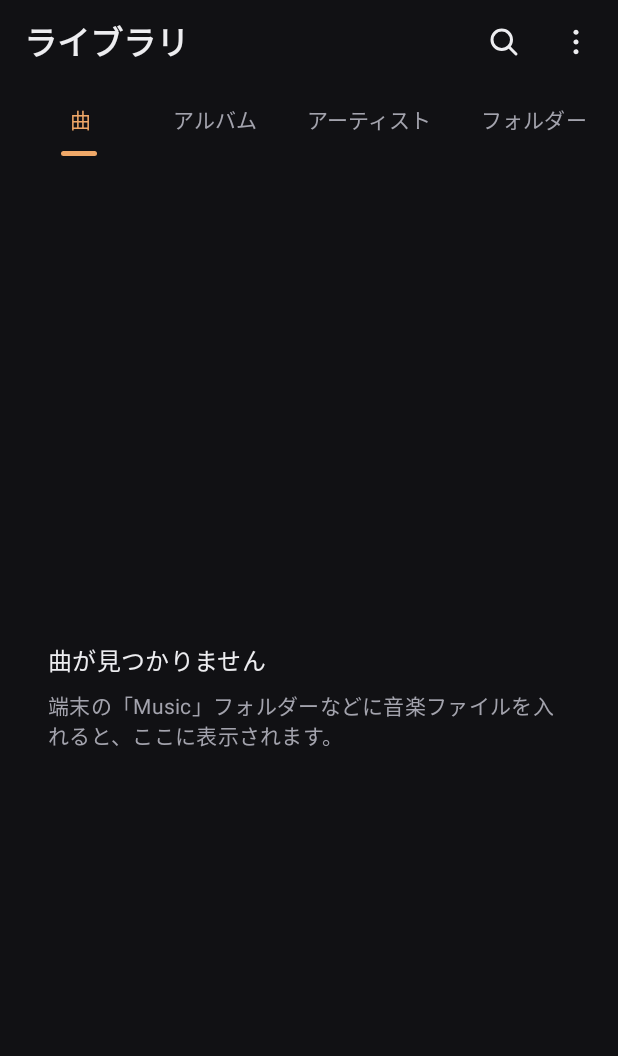
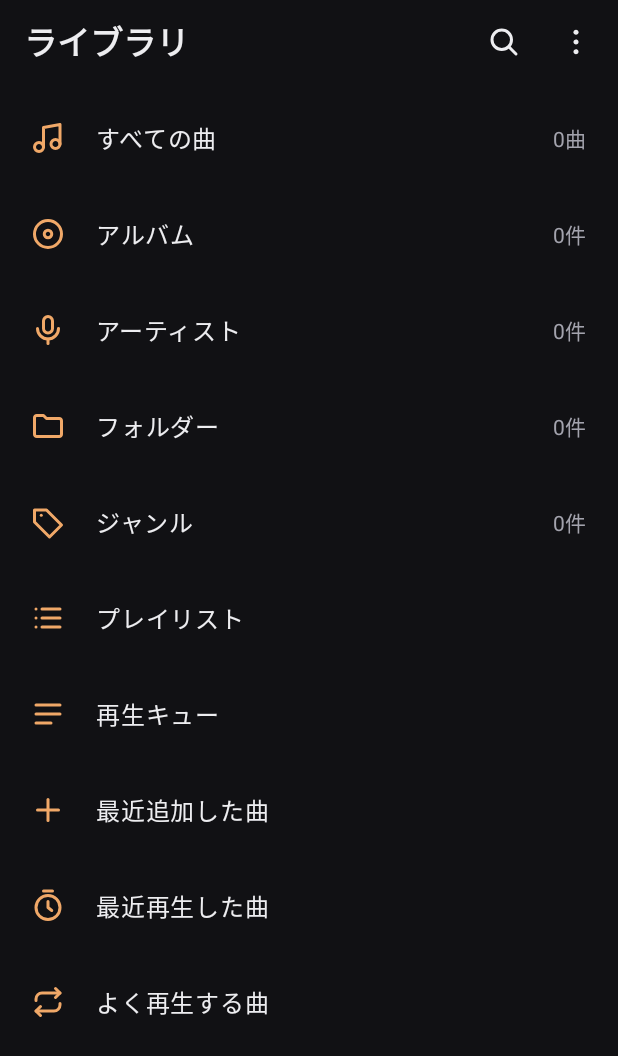
Before and after one commit to malvaceae/kanade, an Android app built with Jetpack Compose: the screen it shows after launch (MainActivity), on a phone screen of 412 x 824 dp. Shown: the top 1056 px of the screen. Run offline under Robolectric (Android 15) with nearby library versions, the phone set to English and light mode, and no system bars; our stand-ins replace Dagger/Hilt's generated code, Navigation 3, Room's generated code, Timber; libraries missing offline, so code that uses them is left out: androidx.hilt.lifecycle, kotlinx.coroutines.guava, sh.calvin.reorderable; 13 statements that could not run were skipped.

Commit message:
ライブラリのホームを、タブから項目の一覧 (メニュー) にする

```diff
--- a/app/src/main/kotlin/me/mallows/kanade/Navigation.kt
+++ b/app/src/main/kotlin/me/mallows/kanade/Navigation.kt
@@ -36,6 +36,9 @@ import me.mallows.kanade.ui.common.LocalSnackbarHost
 import me.mallows.kanade.ui.equalizer.EqualizerScreen
 import me.mallows.kanade.ui.library.GroupDetailScreen
 import me.mallows.kanade.ui.library.LibraryHomeScreen
+import me.mallows.kanade.core.data.library.GroupKind
+import me.mallows.kanade.ui.library.LibraryTab
+import me.mallows.kanade.ui.library.CategoryScreen
 import me.mallows.kanade.ui.permission.AudioPermissionGate
 import me.mallows.kanade.ui.player.MiniPlayer
 import me.mallows.kanade.ui.playlist.AddToPlaylistSheet
@@ -94,16 +97,31 @@ fun MainNavigation(playerViewModel: PlayerViewModel = hiltViewModel()) {
             entry<Library> {
               Page {
                 LibraryHomeScreen(
+                  onOpen = { tab, title ->
+                    when (tab) {
+                      LibraryTab.QUEUE -> backStack.add(Queue)
+                      LibraryTab.RECENTLY_ADDED -> backStack.add(GroupDetail(GroupKind.RECENTLY_ADDED.name, null, title))
+                      LibraryTab.RECENTLY_PLAYED -> backStack.add(GroupDetail(GroupKind.RECENTLY_PLAYED.name, null, title))
+                      LibraryTab.MOST_PLAYED -> backStack.add(GroupDetail(GroupKind.MOST_PLAYED.name, null, title))
+                      else -> backStack.add(Category(tab.name))
+                    }
+                  },
+                  onSearch = { backStack.add(Search) },
+                  bottomPadding = bottomPadding,
+                )
+              }
+            }
+            entry<Category> { key ->
+              Page {
+                CategoryScreen(
+                  category = LibraryTab.valueOf(key.name),
                   playingMediaStoreId = player.mediaStoreId,
                   actions = actions,
-                  onOpenGroup = { kind, key, title -> backStack.add(GroupDetail(kind.name, key, title)) },
+                  onOpenGroup = { kind, k, title -> backStack.add(GroupDetail(kind.name, k, title)) },
+                  onBack = { backStack.removeLastOrNull() },
                   onSearch = { backStack.add(Search) },
-                  playlistsTab = { padding ->
-                    PlaylistsTab(
-                      onOpen = { id, _ -> backStack.add(PlaylistDetail(id)) },
-                      onOpenSmart = { kind, title -> backStack.add(GroupDetail(kind.name, null, title)) },
-                      bottomPadding = padding,
-                    )
+                  playlists = { padding ->
+                    PlaylistsTab(onOpen = { id, _ -> backStack.add(PlaylistDetail(id)) }, bottomPadding = padding)
                   },
                   bottomPadding = bottomPadding,
                 )
--- a/app/src/main/kotlin/me/mallows/kanade/NavigationKeys.kt
+++ b/app/src/main/kotlin/me/mallows/kanade/NavigationKeys.kt
@@ -12,6 +12,9 @@ import kotlinx.serialization.Serializable
 /** プレイリストの中身 */
 @Serializable data class PlaylistDetail(val id: Long) : NavKey
 
+/** ホームの項目 (すべての曲・アルバムなど) の一覧。[name] は LibraryTab の名前 */
+@Serializable data class Category(val name: String) : NavKey
+
 /** 検索 */
 @Serializable data object Search : NavKey
 
--- a/app/src/main/kotlin/me/mallows/kanade/ui/icons/KanadeIcons.kt
+++ b/app/src/main/kotlin/me/mallows/kanade/ui/icons/KanadeIcons.kt
@@ -27,6 +27,10 @@ object KanadeIcons {
     "M17 3l3 3-3 3", "M20 6H8a4 4 0 0 0-4 4v1", "M7 21l-3-3 3-3", "M4 18h12a4 4 0 0 0 4-4v-1", "M11 10.5l1.5-1v5",
   )
   val ChevronDown = stroke("chevron_down", "M6 9l6 6 6-6")
+  val Album = stroke("album", "M12 21a9 9 0 1 0 0-18 9 9 0 0 0 0 18z", "M12 14.5a2.5 2.5 0 1 0 0-5 2.5 2.5 0 0 0 0 5z")
+  val Artist = stroke("artist", "M12 3a3 3 0 0 0-3 3v5a3 3 0 0 0 6 0V6a3 3 0 0 0-3-3z", "M5 11a7 7 0 0 0 14 0", "M12 18v3")
+  val Folder = stroke("folder", "M3 6.5A1.5 1.5 0 0 1 4.5 5H9l2 2h8.5A1.5 1.5 0 0 1 21 8.5v9a1.5 1.5 0 0 1-1.5 1.5h-15A1.5 1.5 0 0 1 3 17.5z")
+  val Genre = stroke("genre", "M3 12V4h8l10 10-8 8z", "M7.5 7.5h.01")
   val Back = stroke("back", "M15 5l-7 7 7 7")
   val Check = stroke("check", "M5 12.5l4.5 4.5L19 7.5")
   val Close = stroke("close", "M6 6l12 12", "M18 6L6 18")
--- a/app/src/main/kotlin/me/mallows/kanade/ui/library/LibraryHomeScreen.kt
+++ b/app/src/main/kotlin/me/mallows/kanade/ui/library/LibraryHomeScreen.kt
@@ -22,8 +22,6 @@ import androidx.compose.material3.CircularProgressIndicator
 import androidx.compose.material3.Icon
 import androidx.compose.material3.IconButton
 import androidx.compose.material3.MaterialTheme
-import androidx.compose.material3.PrimaryScrollableTabRow
-import androidx.compose.material3.Tab
 import androidx.compose.material3.Text
 import androidx.compose.runtime.Composable
 import androidx.compose.foundation.lazy.rememberLazyListState
@@ -46,6 +44,7 @@ import androidx.compose.runtime.saveable.rememberSaveable
 import androidx.compose.runtime.setValue
 import androidx.compose.ui.Alignment
 import androidx.compose.ui.Modifier
+import androidx.compose.ui.graphics.vector.ImageVector
 import androidx.compose.ui.res.pluralStringResource
 import androidx.compose.ui.res.stringResource
 import androidx.compose.ui.text.font.FontWeight
@@ -66,34 +65,36 @@ import me.mallows.kanade.ui.icons.KanadeIcons
 import me.mallows.kanade.ui.selection.SelectableTrackList
 import me.mallows.kanade.ui.selection.TrackActions
 
-/** ライブラリのタブ */
-enum class LibraryTab(@StringRes val label: Int) {
-  TRACKS(R.string.tab_tracks),
-  ALBUMS(R.string.tab_albums),
-  ARTISTS(R.string.tab_artists),
-  FOLDERS(R.string.tab_folders),
-  GENRES(R.string.tab_genres),
-  PLAYLISTS(R.string.tab_playlists),
+/** ライブラリのホームに並べる項目 */
+enum class LibraryTab(@StringRes val label: Int, val icon: ImageVector) {
+  TRACKS(R.string.tab_tracks, KanadeIcons.MusicNote),
+  ALBUMS(R.string.tab_albums, KanadeIcons.Album),
+  ARTISTS(R.string.tab_artists, KanadeIcons.Artist),
+  FOLDERS(R.string.tab_folders, KanadeIcons.Folder),
+  GENRES(R.string.tab_genres, KanadeIcons.Genre),
+  PLAYLISTS(R.string.tab_playlists, KanadeIcons.ListView),
+  QUEUE(R.string.queue_title, KanadeIcons.Queue),
+  RECENTLY_ADDED(R.string.smart_recently_added, KanadeIcons.Plus),
+  RECENTLY_PLAYED(R.string.smart_recently_played, KanadeIcons.Timer),
+  MOST_PLAYED(R.string.smart_most_played, KanadeIcons.Repeat),
 }
 
-/** 曲・アルバム・アーティストなどをタブで切り替える画面 */
+/** ライブラリのホーム。すべての曲・アルバム・アーティストなどの項目を並べ、押すとそれぞれの一覧を開く */
 @Composable
 fun LibraryHomeScreen(
-  playingMediaStoreId: Long?,
-  actions: TrackActions,
-  onOpenGroup: (kind: GroupKind, key: String?, title: String) -> Unit,
+  onOpen: (tab: LibraryTab, title: String) -> Unit,
   onSearch: () -> Unit,
-  playlistsTab: @Composable (bottomPadding: Dp) -> Unit,
   bottomPadding: Dp,
   viewModel: LibraryViewModel = hiltViewModel(),
 ) {
   LaunchedEffect(Unit) { viewModel.scanOnce() }
   val tabSettings by viewModel.tabs.collectAsStateWithLifecycle()
   val visibleTabs = tabSettings.filter { it.visible }.map { it.tab }
-  var selectedName by rememberSaveable { mutableStateOf<String?>(null) }
-  // 隠したタブを選んでいたら、先頭のタブにする
-  val current = visibleTabs.firstOrNull { it.name == selectedName } ?: visibleTabs.first()
-  val tab = visibleTabs.indexOf(current)
+  val tracks by viewModel.tracks.collectAsStateWithLifecycle()
+  val albums by viewModel.albums.collectAsStateWithLifecycle()
+  val artists by viewModel.groups(GroupKind.ARTIST).collectAsStateWithLifecycle()
+  val folders by viewModel.groups(GroupKind.FOLDER).collectAsStateWithLifecycle()
+  val genres by viewModel.groups(GroupKind.GENRE).collectAsStateWithLifecycle()
   var editingTabs by rememberSaveable { mutableStateOf(false) }
   var menuOpen by remember { mutableStateOf(false) }
   val scope = rememberCoroutineScope()
@@ -139,30 +140,80 @@ fun LibraryHomeScreen(
         }
       }
     }
-    PrimaryScrollableTabRow(selectedTabIndex = tab, edgePadding = 8.dp, divider = {}) {
-      visibleTabs.forEachIndexed { i, t ->
-        Tab(
-          selected = tab == i,
-          onClick = { selectedName = t.name },
-          text = { Text(stringResource(t.label)) },
-          selectedContentColor = MaterialTheme.colorScheme.primary,
-          unselectedContentColor = MaterialTheme.colorScheme.onSurfaceVariant,
-        )
+    LazyColumn(contentPadding = PaddingValues(top = 4.dp, bottom = bottomPadding)) {
+      items(visibleTabs, key = { it.name }) { t ->
+        val count = when (t) {
+          LibraryTab.TRACKS -> tracks?.size?.let { pluralStringResource(R.plurals.track_count, it, it) }
+          LibraryTab.ALBUMS -> albums?.size?.let { pluralStringResource(R.plurals.item_count, it, it) }
+          LibraryTab.ARTISTS -> artists?.size?.let { pluralStringResource(R.plurals.item_count, it, it) }
+          LibraryTab.FOLDERS -> folders?.size?.let { pluralStringResource(R.plurals.item_count, it, it) }
+          LibraryTab.GENRES -> genres?.size?.let { pluralStringResource(R.plurals.item_count, it, it) }
+          else -> null
+        }
+        val title = stringResource(t.label)
+        MenuRow(t.icon, title, count) { onOpen(t, title) }
       }
     }
+  }
+  if (editingTabs) {
+    TabsSheet(tabs = tabSettings, onChange = viewModel::setTabs, onDismiss = { editingTabs = false })
+  }
+}
+
+/** ホームの1項目 */
+@Composable
+private fun MenuRow(icon: ImageVector, title: String, count: String?, onClick: () -> Unit) {
+  Row(
+    Modifier.fillMaxWidth().height(64.dp).clickable(onClick = onClick).padding(horizontal = 20.dp),
+    verticalAlignment = Alignment.CenterVertically,
+  ) {
+    Icon(icon, contentDescription = null, tint = MaterialTheme.colorScheme.primary)
+    Text(
+      title,
+      style = MaterialTheme.typography.bodyLarge.copy(fontWeight = FontWeight.Medium),
+      modifier = Modifier.weight(1f).padding(start = 20.dp),
+    )
+    if (count != null) {
+      Text(count, style = MaterialTheme.typography.bodyMedium, color = MaterialTheme.colorScheme.onSurfaceVariant)
+    }
+  }
+}
+
+/** ホームの項目 (すべての曲・アルバム・アーティスト・フォルダー・ジャンル・プレイリスト) の一覧 */
+@Composable
+fun CategoryScreen(
+  category: LibraryTab,
+  playingMediaStoreId: Long?,
+  actions: TrackActions,
+  onOpenGroup: (kind: GroupKind, key: String?, title: String) -> Unit,
+  onBack: () -> Unit,
+  onSearch: () -> Unit,
+  playlists: @Composable (bottomPadding: Dp) -> Unit,
+  bottomPadding: Dp,
+  viewModel: LibraryViewModel = hiltViewModel(),
+) {
+  Column(Modifier.fillMaxSize().statusBarsPadding()) {
+    Row(Modifier.fillMaxWidth().height(56.dp).padding(horizontal = 4.dp), verticalAlignment = Alignment.CenterVertically) {
+      IconButton(onClick = onBack) { Icon(KanadeIcons.Back, contentDescription = stringResource(R.string.action_back)) }
+      Text(
+        stringResource(category.label),
+        style = MaterialTheme.typography.titleLarge.copy(fontWeight = FontWeight.Bold),
+        modifier = Modifier.weight(1f).padding(start = 4.dp),
+      )
+      IconButton(onClick = onSearch) { Icon(KanadeIcons.Search, contentDescription = stringResource(R.string.action_search)) }
+    }
     Box(Modifier.weight(1f)) {
-      when (current) {
+      when (category) {
         LibraryTab.TRACKS -> TracksTab(viewModel, playingMediaStoreId, actions, bottomPadding)
         LibraryTab.ALBUMS -> AlbumsTab(viewModel, onOpenGroup, bottomPadding)
         LibraryTab.ARTISTS -> GroupsTab(viewModel, GroupKind.ARTIST, onOpenGroup, bottomPadding)
         LibraryTab.FOLDERS -> GroupsTab(viewModel, GroupKind.FOLDER, onOpenGroup, bottomPadding)
         LibraryTab.GENRES -> GroupsTab(viewModel, GroupKind.GENRE, onOpenGroup, bottomPadding)
-        LibraryTab.PLAYLISTS -> playlistsTab(bottomPadding)
+        LibraryTab.PLAYLISTS -> playlists(bottomPadding)
+        // キューと自動のリストは、それぞれの画面で開く
+        else -> Unit
       }
     }
-  }
-  if (editingTabs) {
-    TabsSheet(tabs = tabSettings, onChange = viewModel::setTabs, onDismiss = { editingTabs = false })
   }
 }
 
--- a/app/src/main/res/values/strings.xml
+++ b/app/src/main/res/values/strings.xml
@@ -19,9 +19,9 @@
     <string name="message_backup_exported">設定とプレイリストを書き出しました</string>
     <string name="message_backup_restored">復元しました (プレイリスト%1$d件、プリセット%2$d件、見つからない曲%3$d曲)</string>
     <string name="message_backup_failed">バックアップを読み書きできませんでした</string>
-    <string name="tabs_title">タブを編集</string>
+    <string name="tabs_title">メニューを編集</string>
     <string name="tabs_hint">チェックを外すと隠れます。右端をドラッグして並べ替えます</string>
-    <string name="tab_tracks">曲</string>
+    <string name="tab_tracks">すべての曲</string>
     <string name="tab_albums">アルバム</string>
     <string name="tab_artists">アーティスト</string>
     <string name="tab_folders">フォルダー</string>
```
Also changed, not shown: app/src/main/kotlin/me/mallows/kanade/ui/playlist/PlaylistsTab.kt (+0 -17 lines).
